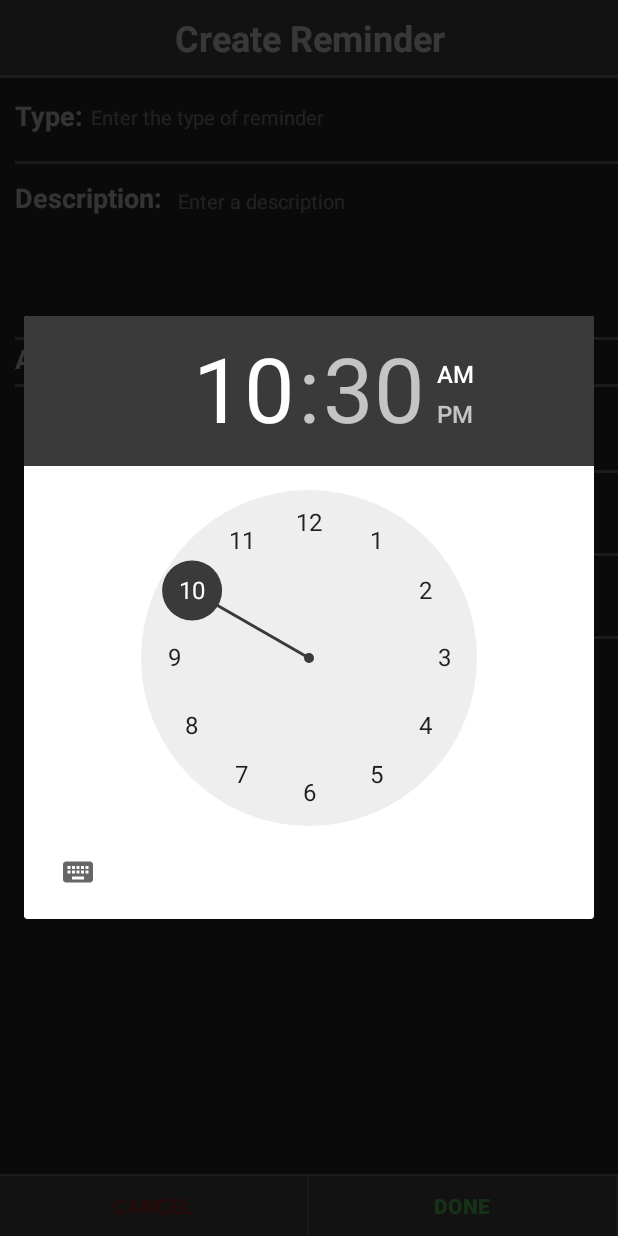
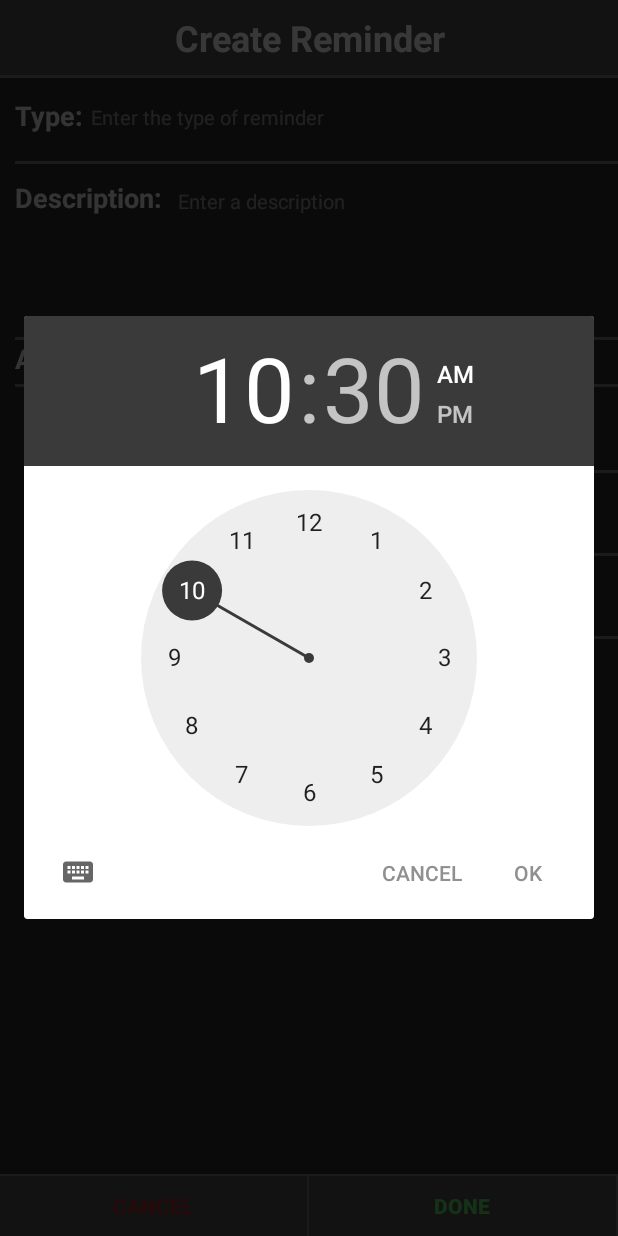
Before and after one commit to Jonas-I/Reminder-Application, an Android app: the CreateReminderActivity screen opened directly, with no data from a screen before it, after a tap on an icon or button, on a phone screen of 412 x 824 dp. Run offline under Robolectric (Android 15) with nearby library versions, the light colour scheme and no system bars.

Commit message:
Fixed hidden text in Date/Time pickers

```diff
--- a/GroupProject/GLM/app/src/main/res/values/styles.xml
+++ b/GroupProject/GLM/app/src/main/res/values/styles.xml
@@ -10,7 +10,7 @@
         <item name="android:dividerHeight">2dp</item>
         <item name="android:popupBackground">@color/colorAccent</item>
         <item name="android:popupMenuStyle">@color/colorAccent</item>
-        <item name="android:textColor">#75ffffff</item>
+        <item name="android:textColor">#909090</item>
         <item name="android:popupElevation">@android:dimen/app_icon_size</item>
 
 
```
